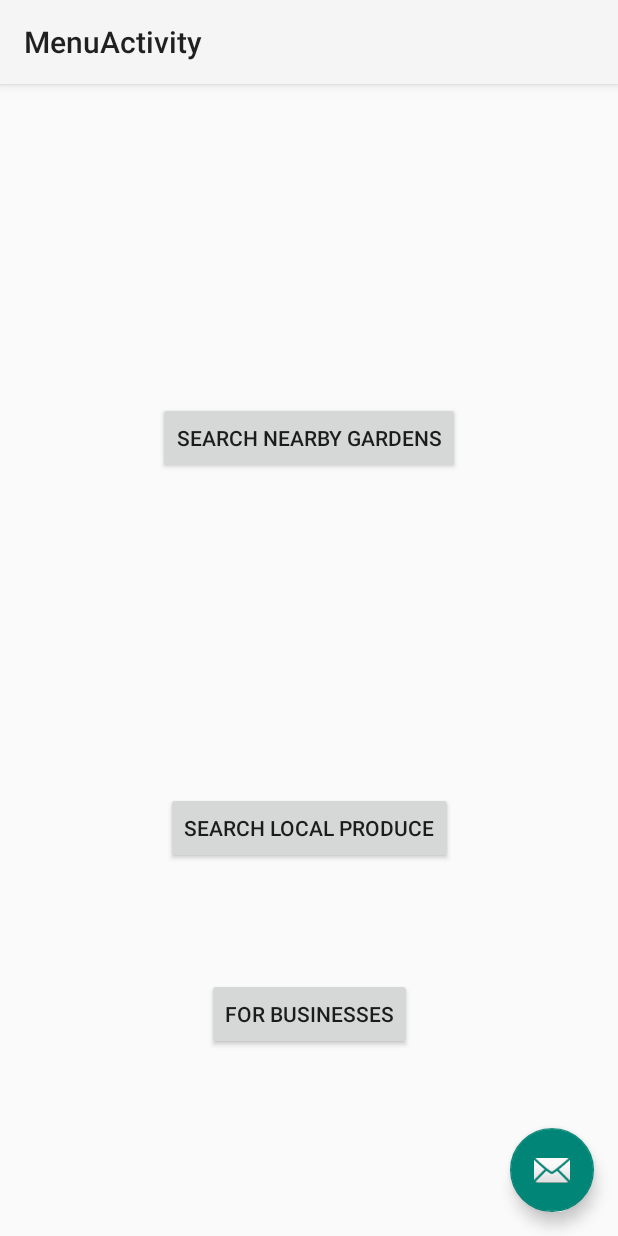
After one commit to huntleym/LAHacks2019, an Android app: the MenuActivity screen opened directly, with no data from a screen before it, on a phone screen of 412 x 824 dp. The commit adds this screen. Run offline under Robolectric (Android 15) with nearby library versions, the phone set to English and light mode, and no system bars.

Commit message:
updated map page to have our custom web map, added menu page

```diff
--- /dev/null
+++ b/app/src/main/java/com/greenla/app/greenla/MenuActivity.java
@@ -0,0 +1,77 @@
+package com.greenla.app.greenla;
+
+import android.content.Intent;
+import android.os.Bundle;
+import android.support.design.widget.FloatingActionButton;
+import android.support.design.widget.Snackbar;
+import android.support.v7.app.AppCompatActivity;
+import android.support.v7.widget.Toolbar;
+import android.view.View;
+import android.widget.Button;
+
+public class MenuActivity extends AppCompatActivity {
+
+    private Button gardenBtn;
+    private Button produceBtn;
+    private Button businessBtn;
+
+    @Override
+    protected void onCreate(Bundle savedInstanceState) {
+        super.onCreate(savedInstanceState);
+        setContentView(R.layout.activity_menu);
+        Toolbar toolbar = (Toolbar) findViewById(R.id.toolbar);
+        setSupportActionBar(toolbar);
+
+        //button for searching for nearby gardens
+        gardenBtn = findViewById(R.id.gardenBtn);
+
+        //button for searching for local produce
+        produceBtn = findViewById(R.id.produceBtn);
+
+        //button for businesses
+        businessBtn = findViewById(R.id.businessBtn);
+
+
+        //garden button - go to map page
+        gardenBtn.setOnClickListener(new View.OnClickListener() {
+            @Override
+            public void onClick(View view) {
+                Intent intent = new Intent(MenuActivity.this, MapActivity.class);
+                startActivity(intent);
+            }
+        });
+
+        /*
+        //produce button - go to local produce marketplace page
+        produceBtn.setOnClickListener(new View.OnClickListener() {
+            @Override
+            public void onClick(View view) {
+                Intent intent = new Intent(MenuActivity.this, ProduceActivity.class);
+                startActivity(intent);
+            }
+        });
+
+        //go to businesses page - map showing the current location and information about nearby businesses
+        businessBtn.setOnClickListener(new View.OnClickListener() {
+            @Override
+            public void onClick(View view) {
+                Intent intent = new Intent(MenuActivity.this, BusinessActivity.class);
+                startActivity(intent);
+            }
+        });
+
+        */
+
+
+
+        FloatingActionButton fab = (FloatingActionButton) findViewById(R.id.fab);
+        fab.setOnClickListener(new View.OnClickListener() {
+            @Override
+            public void onClick(View view) {
+                Snackbar.make(view, "Replace with your own action", Snackbar.LENGTH_LONG)
+                        .setAction("Action", null).show();
+            }
+        });
+    }
+
+}
--- /dev/null
+++ b/app/src/main/res/layout/activity_menu.xml
@@ -0,0 +1,33 @@
+<?xml version="1.0" encoding="utf-8"?>
+<android.support.design.widget.CoordinatorLayout xmlns:android="http://schemas.android.com/apk/res/android"
+    xmlns:app="http://schemas.android.com/apk/res-auto"
+    xmlns:tools="http://schemas.android.com/tools"
+    android:layout_width="match_parent"
+    android:layout_height="match_parent"
+    tools:context=".MenuActivity">
+
+    <android.support.design.widget.AppBarLayout
+        android:layout_width="match_parent"
+        android:layout_height="wrap_content"
+        android:theme="@style/AppTheme.AppBarOverlay">
+
+        <android.support.v7.widget.Toolbar
+            android:id="@+id/toolbar"
+            android:layout_width="match_parent"
+            android:layout_height="?attr/actionBarSize"
+            android:background="?attr/colorPrimary"
+            app:popupTheme="@style/AppTheme.PopupOverlay" />
+
+    </android.support.design.widget.AppBarLayout>
+
+    <include layout="@layout/content_menu" />
+
+    <android.support.design.widget.FloatingActionButton
+        android:id="@+id/fab"
+        android:layout_width="wrap_content"
+        android:layout_height="wrap_content"
+        android:layout_gravity="bottom|end"
+        android:layout_margin="@dimen/fab_margin"
+        app:srcCompat="@android:drawable/ic_dialog_email" />
+
+</android.support.design.widget.CoordinatorLayout>
--- /dev/null
+++ b/app/src/main/res/layout/content_menu.xml
@@ -0,0 +1,42 @@
+<?xml version="1.0" encoding="utf-8"?>
+<android.support.constraint.ConstraintLayout xmlns:android="http://schemas.android.com/apk/res/android"
+    xmlns:app="http://schemas.android.com/apk/res-auto"
+    xmlns:tools="http://schemas.android.com/tools"
+    android:layout_width="match_parent"
+    android:layout_height="match_parent"
+    app:layout_behavior="@string/appbar_scrolling_view_behavior"
+    tools:context=".MenuActivity"
+    tools:showIn="@layout/activity_menu">
+
+    <Button
+        android:id="@+id/gardenBtn"
+        android:layout_width="wrap_content"
+        android:layout_height="wrap_content"
+        android:layout_marginTop="8dp"
+        android:layout_marginBottom="8dp"
+        android:text="@string/search_nearby_gardens"
+        app:layout_constraintBottom_toTopOf="@+id/produceBtn"
+        app:layout_constraintEnd_toEndOf="parent"
+        app:layout_constraintStart_toStartOf="parent"
+        app:layout_constraintTop_toTopOf="parent" />
+
+    <Button
+        android:id="@+id/produceBtn"
+        android:layout_width="wrap_content"
+        android:layout_height="wrap_content"
+        android:layout_marginBottom="76dp"
+        android:text="@string/search_local_produce"
+        app:layout_constraintBottom_toTopOf="@+id/businessBtn"
+        app:layout_constraintEnd_toEndOf="parent"
+        app:layout_constraintStart_toStartOf="parent" />
+
+    <Button
+        android:id="@+id/businessBtn"
+        android:layout_width="wrap_content"
+        android:layout_height="wrap_content"
+        android:layout_marginBottom="124dp"
+        android:text="@string/for_businesses"
+        app:layout_constraintBottom_toBottomOf="parent"
+        app:layout_constraintEnd_toEndOf="parent"
+        app:layout_constraintStart_toStartOf="parent" />
+</android.support.constraint.ConstraintLayout>
--- a/app/src/main/res/values/strings.xml
+++ b/app/src/main/res/values/strings.xml
@@ -14,5 +14,10 @@
     <string name="permission_rationale">"Contacts permissions are needed for providing email
         completions."
     </string>
-    <string name="title_activity_map">MapActivity</string>
+    <string name="title_activity_map">Find nearby gardens:</string>
+    <string name="location_permission_denied">User denied permission for device location.</string>
+    <string name="title_activity_menu">MenuActivity</string>
+    <string name="search_nearby_gardens">Search nearby gardens</string>
+    <string name="search_local_produce">Search local produce</string>
+    <string name="for_businesses">For businesses</string>
 </resources>
```
Also changed, not shown: app/src/main/AndroidManifest.xml (+7 -7 lines), app/src/main/java/com/greenla/app/greenla/LoginActivity.java (deleted, +0 -349 lines), app/src/main/java/com/greenla/app/greenla/MapActivity.java (+54 -0 lines), app/src/main/res/layout/activity_login.xml (deleted, +0 -78 lines).
